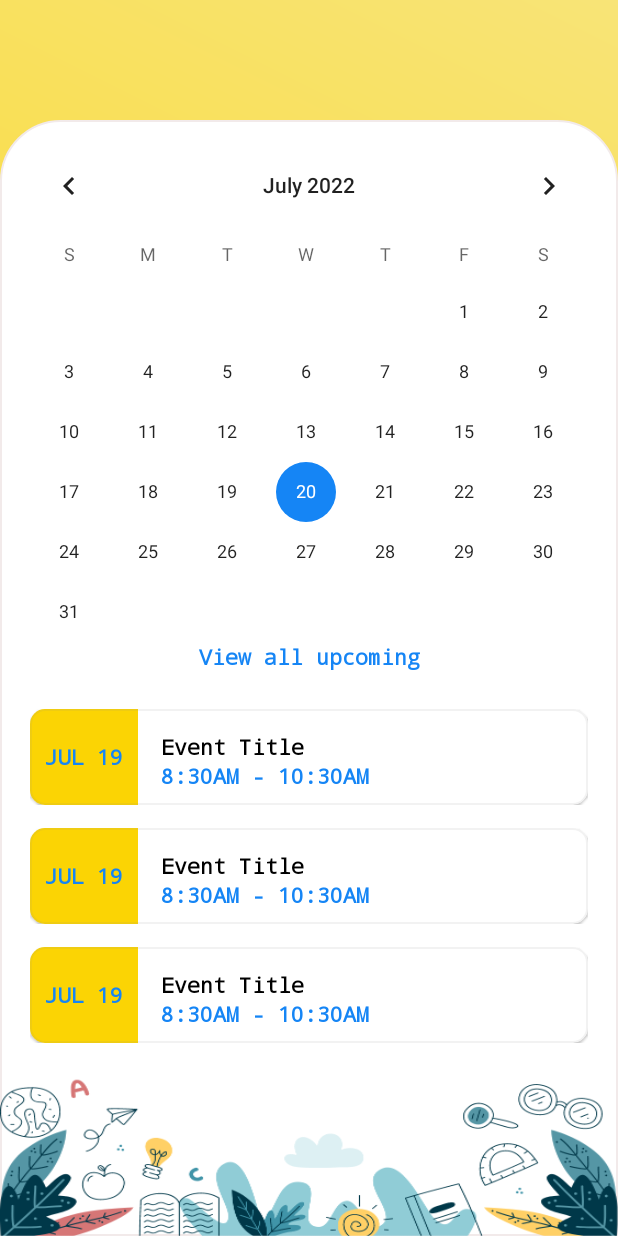
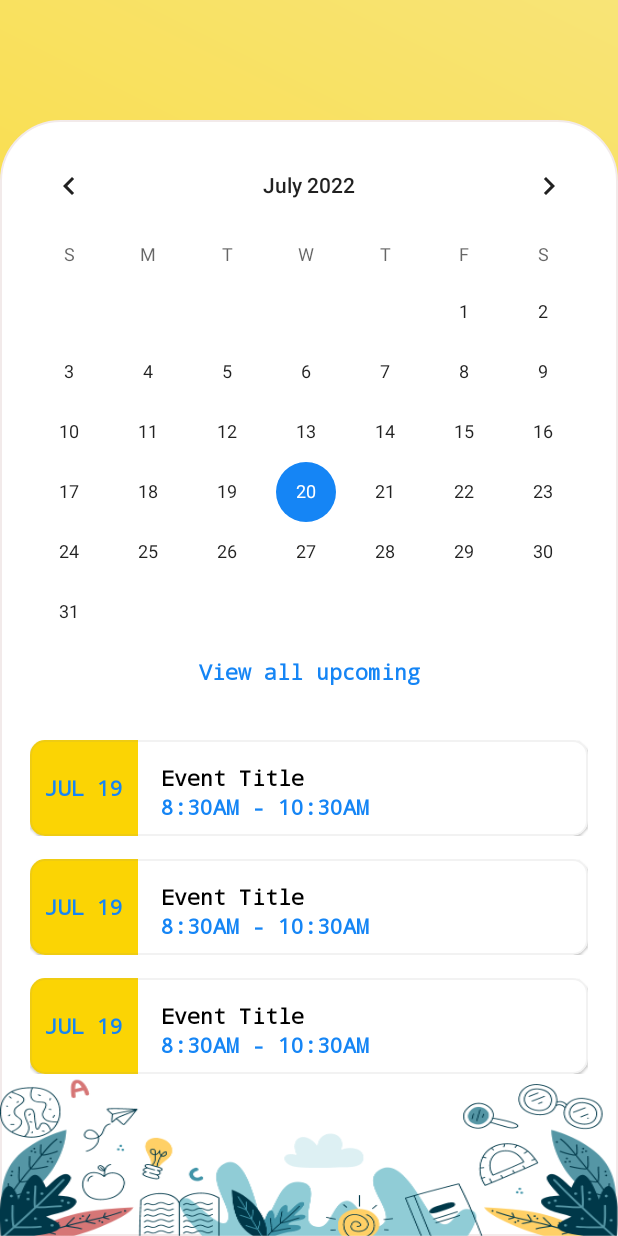
Before and after one commit to malcolmmaima/mafunzo-loop-android, an Android app: the layout fragment_calendar.xml on its own in the app's theme, with its tools: preview values and no code run, on a phone screen of 412 x 824 dp. Run offline under Robolectric (Android 15) with nearby library versions, the phone set to English and light mode, and no system bars.

Commit message:
minor improvements

```diff
--- a/app/src/main/java/com/mafunzo/loop/ui/calendar/fragments/CalendarFragment.kt
+++ b/app/src/main/java/com/mafunzo/loop/ui/calendar/fragments/CalendarFragment.kt
@@ -176,13 +176,13 @@ class CalendarFragment : Fragment(), SwipeRefreshLayout.OnRefreshListener  {
 
     private fun refreshEvents() {
         if(binding.calendarView.isVisible){
+            calendarViewModel.fetchCalendar(selectedDate)
+        } else {
             year = c.get(Calendar.YEAR).toString()
             month = (c.get(Calendar.MONTH) + 1).toString()
             day = c.get(Calendar.DAY_OF_MONTH).toString()
             var today = "$year-$month-$day"
-            calendarViewModel.fetchCalendar(today.convertDateToTimeInMillis())
-        } else {
-            calendarViewModel.fetchAllUpcoming(selectedDate)
+            calendarViewModel.fetchAllUpcoming(today.convertDateToTimeInMillis())
         }
     }
 
--- a/app/src/main/res/layout/fragment_calendar.xml
+++ b/app/src/main/res/layout/fragment_calendar.xml
@@ -41,7 +41,7 @@
 
         <TextView
             android:layout_width="match_parent"
-            android:layout_height="wrap_content"
+            android:layout_height="40dp"
             android:id="@+id/tv_view_all"
             android:text="@string/view_all_upcoming"
             android:gravity="center"
```
